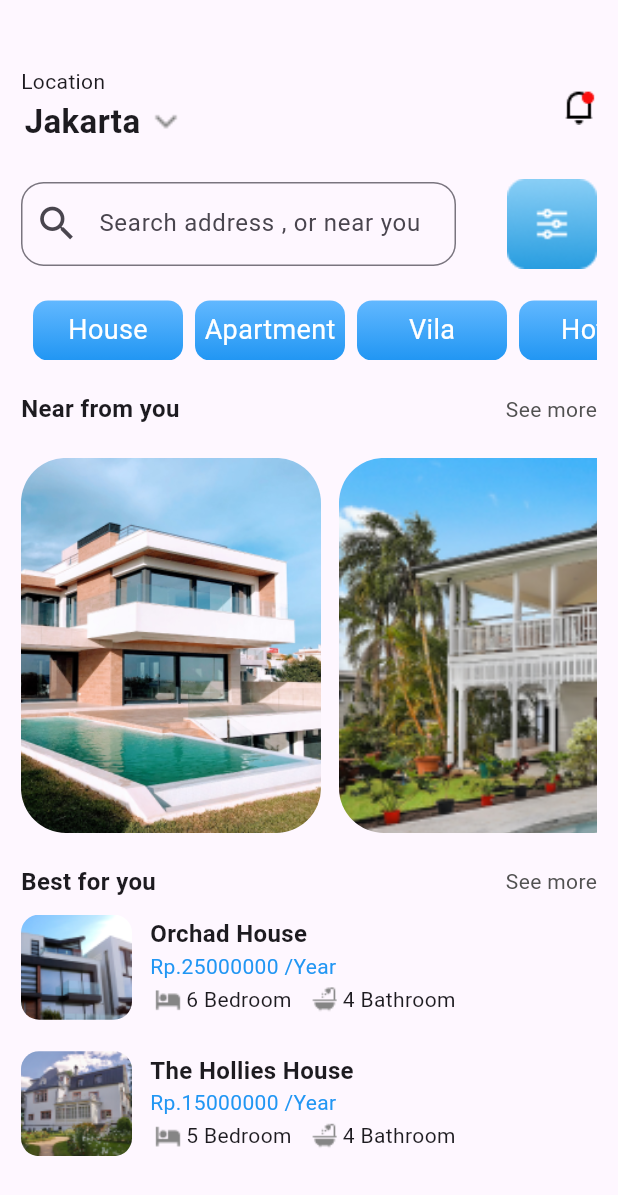
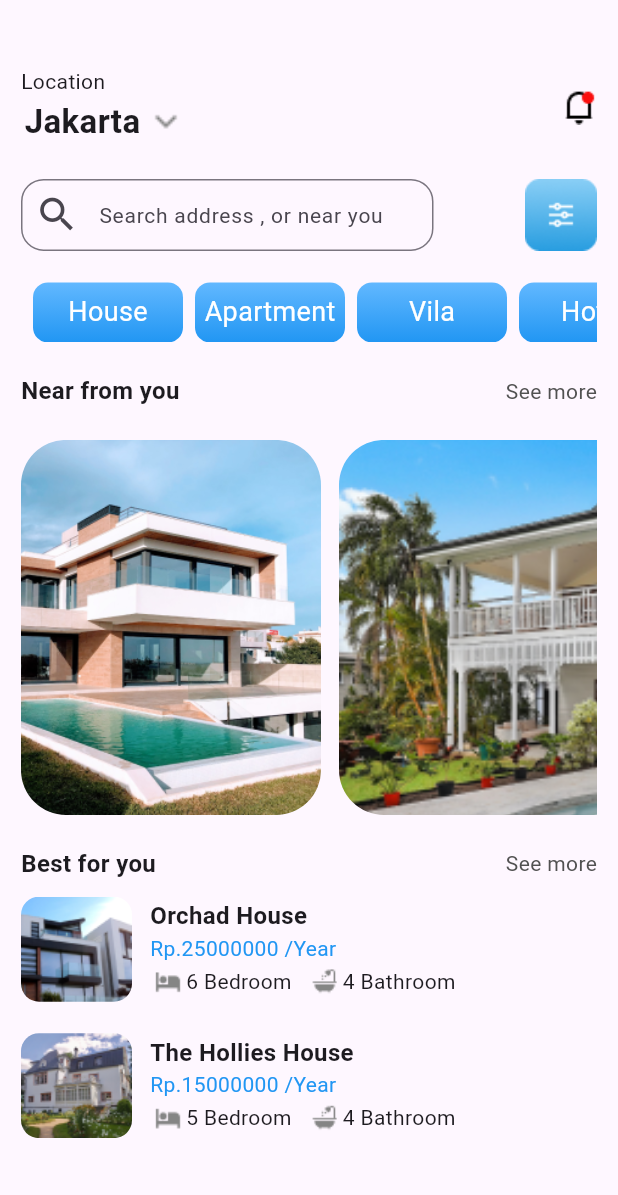
Before and after one commit to mohidhafeez/real_estate_app, a Flutter app: the screen it shows after launch, on a phone screen of 412 x 824 dp. Shown: the top 1195 px of the screen. Run offline on Flutter 3.47's test engine with Material 2 defaults, Android fonts, the phone set to English and light mode, and no system bars.

Commit message:
home page completed

```diff
--- a/lib/homepage.dart
+++ b/lib/homepage.dart
@@ -56,14 +56,16 @@ class HomePageView extends StatelessWidget {
                 mainAxisAlignment: MainAxisAlignment.spaceBetween,
                 children: [
                   const SizedBox(
-                    width: 290,
+                    width: 275,
                     child: TextField(
                       decoration: InputDecoration(
+                        contentPadding: EdgeInsets.symmetric(vertical: 5.0),
                         prefixIcon: Icon(
                           Icons.search,
                           size: 30,
                         ),
                         hintText: "Search address , or near you",
+                        hintStyle: TextStyle(fontSize: 14),
                         border: OutlineInputBorder(
                           borderRadius: BorderRadius.all(
                             Radius.circular(15),
@@ -74,7 +76,7 @@ class HomePageView extends StatelessWidget {
                   ),
                   Image.asset(
                     'assets/IC_Filter.png',
-                    scale: 0.8,
+                    scale: 1,
                   ),
                 ],
               ),
```
